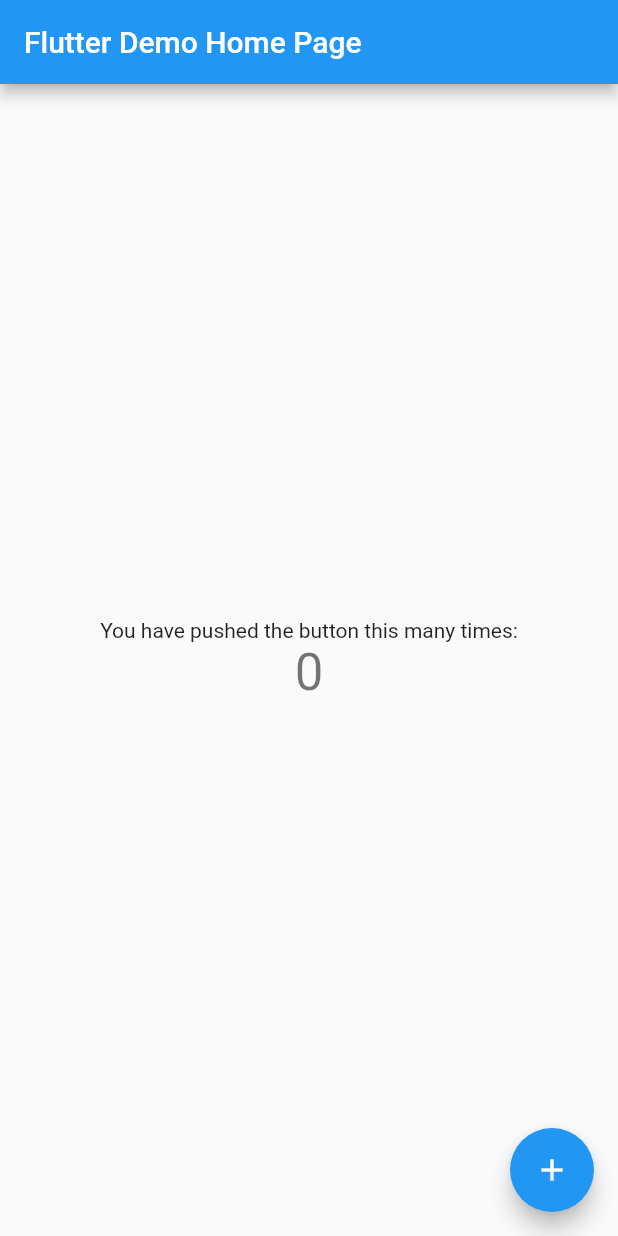
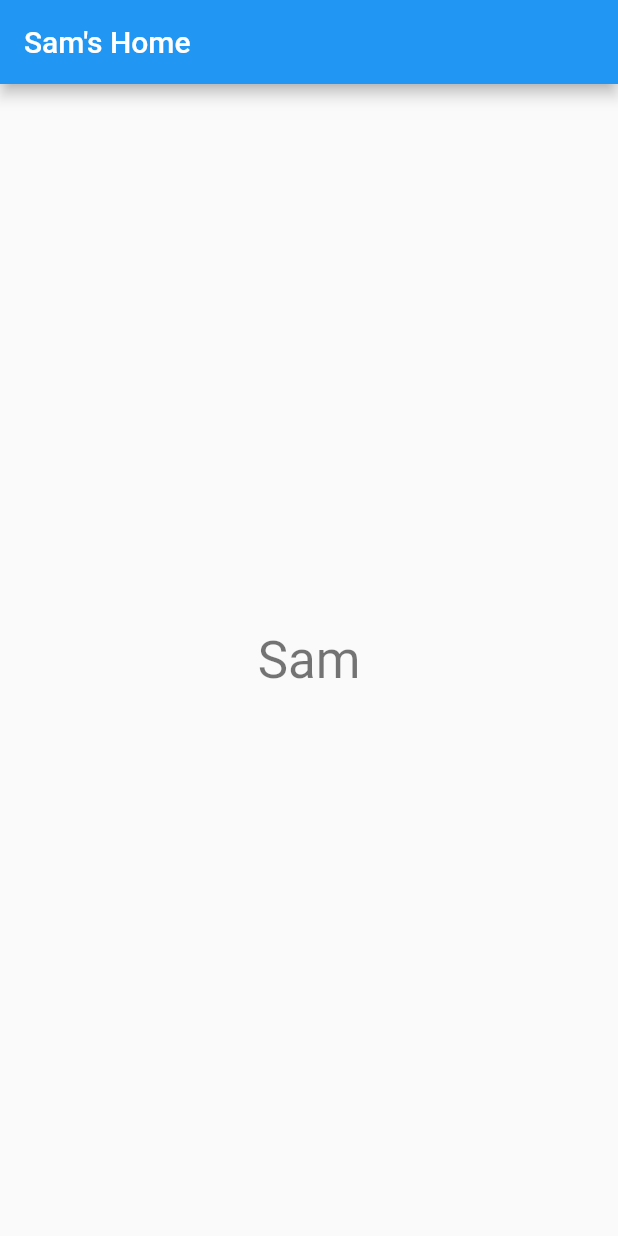
Before and after one commit to AUA-Youth-Forum/sporty-sam, a Flutter app: the screen it shows after launch, on a phone screen of 412 x 824 dp. Run offline on Flutter 3.47's test engine with Material 2 defaults, Android fonts, the phone set to English and light mode, and no system bars.

Commit message:
Update main.dart

```diff
--- a/sporty_sam/lib/main.dart
+++ b/sporty_sam/lib/main.dart
@@ -7,7 +7,7 @@ class MyApp extends StatelessWidget {
   @override
   Widget build(BuildContext context) {
     return MaterialApp(
-      title: 'Flutter Demo',
+      title: 'Sporty Sam',
       theme: ThemeData(
         // This is the theme of your application.
         //
@@ -20,7 +20,7 @@ class MyApp extends StatelessWidget {
         // is not restarted.
         primarySwatch: Colors.blue,
       ),
-      home: MyHomePage(title: 'Flutter Demo Home Page'),
+      home: MyHomePage(title: 'Sam\'s Home'),
     );
   }
 }
@@ -44,24 +44,11 @@ class MyHomePage extends StatefulWidget {
 }
 
 class _MyHomePageState extends State<MyHomePage> {
-  int _counter = 0;
 
-  void _incrementCounter() {
-    setState(() {
-      // This call to setState tells the Flutter framework that something has
-      // changed in this State, which causes it to rerun the build method below
-      // so that the display can reflect the updated values. If we changed
-      // _counter without calling setState(), then the build method would not be
-      // called again, and so nothing would appear to happen.
-      _counter++;
-    });
-  }
 
   @override
   Widget build(BuildContext context) {
-    // This method is rerun every time setState is called, for instance as done
-    // by the _incrementCounter method above.
-    //
+
     // The Flutter framework has been optimized to make rerunning build methods
     // fast, so that you can just rebuild anything that needs updating rather
     // than having to individually change instances of widgets.
@@ -91,21 +78,15 @@ class _MyHomePageState extends State<MyHomePage> {
           // horizontal).
           mainAxisAlignment: MainAxisAlignment.center,
           children: <Widget>[
+
             Text(
-              'You have pushed the button this many times:',
-            ),
-            Text(
-              '$_counter',
+              'Sam',
               style: Theme.of(context).textTheme.display1,
             ),
           ],
         ),
       ),
-      floatingActionButton: FloatingActionButton(
-        onPressed: _incrementCounter,
-        tooltip: 'Increment',
-        child: Icon(Icons.add),
-      ), // This trailing comma makes auto-formatting nicer for build methods.
+
     );
   }
 }
```
